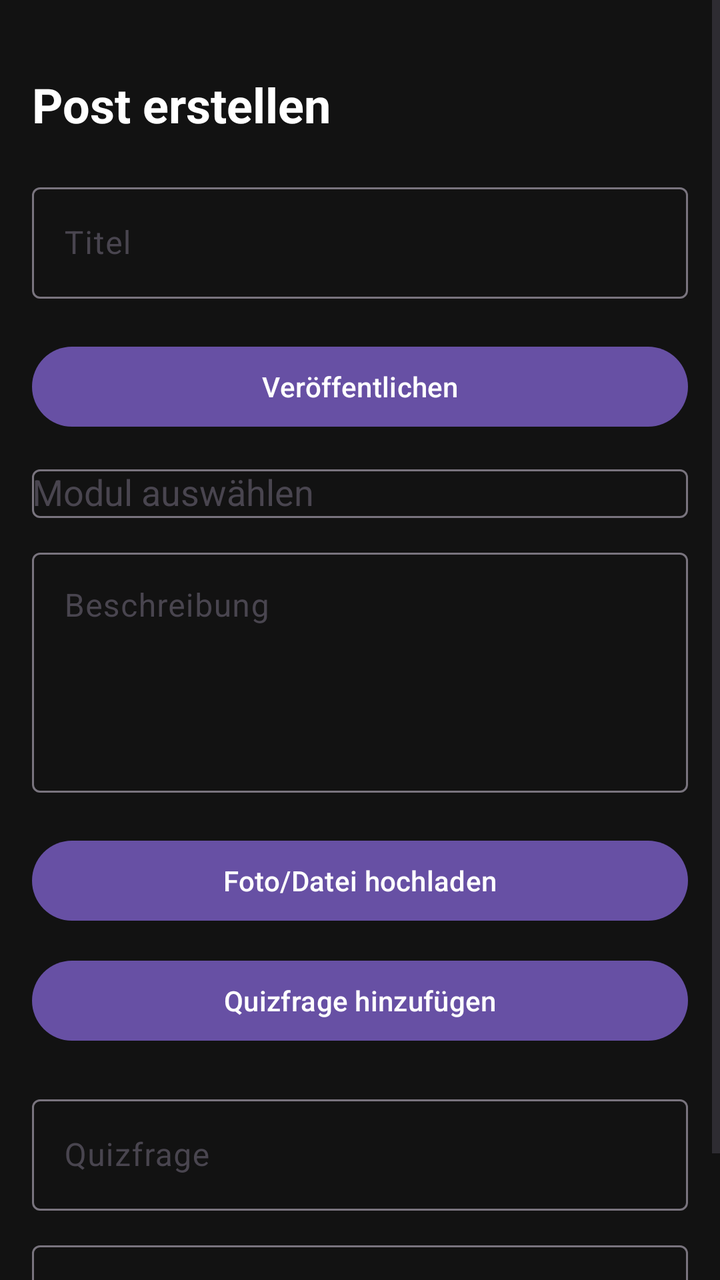
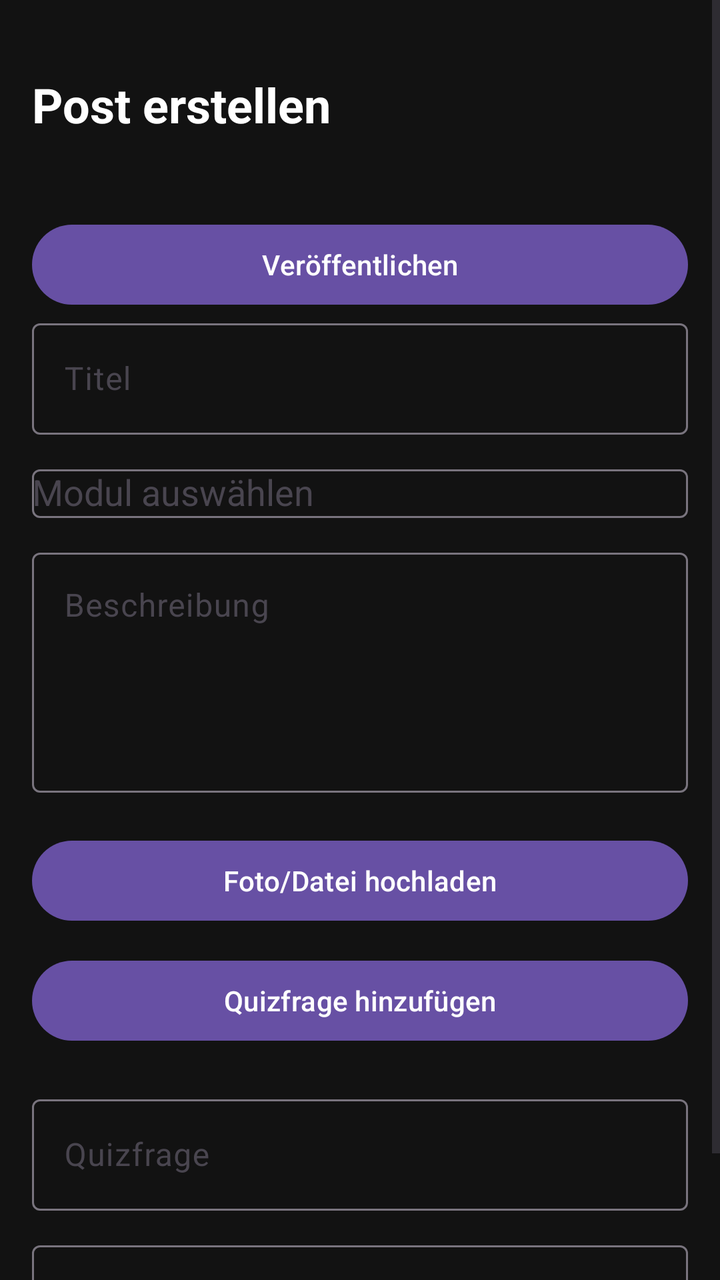

Screens rendered from an Android XML layout before and after an edit, with the pre-edit source and the edit as a unified diff.
<!-- AndroidManifest.xml: application theme Theme.StudyGram -->
<!-- res/layout/fragment_add_post.xml -->
<?xml version="1.0" encoding="utf-8"?>
<ScrollView
    xmlns:android="http://schemas.android.com/apk/res/android"
    xmlns:app="http://schemas.android.com/apk/res-auto"
    android:layout_width="match_parent"
    android:layout_height="match_parent"
    android:fillViewport="true"
    android:background="#121212">

    <LinearLayout
        android:layout_width="match_parent"
        android:layout_height="wrap_content"
        android:orientation="vertical"
        android:padding="16dp"
        android:paddingBottom="120dp">


        <TextView
            android:layout_width="wrap_content"
            android:layout_height="wrap_content"
            android:text="Post erstellen"
            android:textColor="@android:color/white"
            android:textStyle="bold"
            android:textSize="24sp"
            android:layout_marginTop="20dp"
            android:layout_marginBottom="20dp"/>

        <com.google.android.material.textfield.TextInputLayout
            android:layout_width="match_parent"
            android:layout_height="wrap_content">

            <Button
                android:id="@+id/btnPublish"
                android:layout_width="match_parent"
                android:layout_height="wrap_content"
                android:text="Veröffentlichen"
                android:layout_marginTop="20dp"/>

            <com.google.android.material.textfield.TextInputEditText
                android:id="@+id/etTitle"
                android:layout_width="match_parent"
                android:layout_height="wrap_content"
                android:textColor="@android:color/white"
                android:hint="Titel"/>
        </com.google.android.material.textfield.TextInputLayout>

        <com.google.android.material.textfield.TextInputLayout
            android:layout_width="match_parent"
            android:layout_height="wrap_content"
            android:layout_marginTop="12dp">

            <AutoCompleteTextView
                android:id="@+id/actSubject"
                android:layout_width="match_parent"
                android:layout_height="wrap_content"
                android:textColor="@android:color/white"
                android:hint="Modul auswählen"/>
        </com.google.android.material.textfield.TextInputLayout>

        <com.google.android.material.textfield.TextInputLayout
            android:layout_width="match_parent"
            android:layout_height="wrap_content"
            android:layout_marginTop="12dp">

            <com.google.android.material.textfield.TextInputEditText
                android:id="@+id/etDescription"
                android:layout_width="match_parent"
                android:layout_height="120dp"
                android:gravity="top"
                android:hint="Beschreibung"
                android:textColor="@android:color/white"
                android:inputType="textMultiLine"/>
        </com.google.android.material.textfield.TextInputLayout>

        <Button
            android:id="@+id/btnUpload"
            android:layout_width="match_parent"
            android:layout_height="wrap_content"
            android:text="Foto/Datei hochladen"
            android:layout_marginTop="20dp"/>

        <ImageView
            android:id="@+id/imgPreview"
            android:layout_width="match_parent"
            android:layout_height="220dp"
            android:layout_marginTop="12dp"
            android:adjustViewBounds="true"
            android:scaleType="centerCrop"
            android:visibility="gone"/>


        <Button
            android:id="@+id/btnAddQuestion"
            android:layout_width="match_parent"
            android:layout_height="wrap_content"
            android:text="Quizfrage hinzufügen"
            android:layout_marginTop="12dp"/>

        <com.google.android.material.textfield.TextInputLayout
            android:layout_width="match_parent"
            android:layout_height="wrap_content"
            android:layout_marginTop="20dp">

            <com.google.android.material.textfield.TextInputEditText
                android:id="@+id/etQuestion"
                android:layout_width="match_parent"
                android:layout_height="wrap_content"
                android:textColor="@android:color/white"
                android:hint="Quizfrage"/>
        </com.google.android.material.textfield.TextInputLayout>

        <com.google.android.material.textfield.TextInputLayout
            android:layout_width="match_parent"
            android:layout_height="wrap_content"
            android:layout_marginTop="12dp">

            <com.google.android.material.textfield.TextInputEditText
                android:id="@+id/etAnswer"
                android:layout_width="match_parent"
                android:layout_height="wrap_content"
                android:textColor="@android:color/white"
                android:hint="Richtige Antwort"/>
        </com.google.android.material.textfield.TextInputLayout>

        <androidx.recyclerview.widget.RecyclerView
            android:id="@+id/rvQuestions"
            android:layout_width="match_parent"
            android:layout_height="wrap_content"
            android:layout_marginTop="16dp"
            android:nestedScrollingEnabled="false"/>


    </LinearLayout>

</ScrollView>
<!-- resources referenced by this layout -->
<resources>
  <style name="Theme.StudyGram" parent="Base.Theme.StudyGram" />
  <style name="Base.Theme.StudyGram" parent="Theme.Material3.DayNight.NoActionBar">
          
          
      </style>
</resources>

<!-- the commit's change to res/layout/fragment_add_post.xml (unified diff, before → after) -->
@@ -25,16 +25,17 @@
             android:layout_marginTop="20dp"
             android:layout_marginBottom="20dp"/>
 
+        <Button
+            android:id="@+id/btnPublish"
+            android:layout_width="match_parent"
+            android:layout_height="wrap_content"
+            android:text="Veröffentlichen"
+            android:layout_marginTop="20dp"/>
+
         <com.google.android.material.textfield.TextInputLayout
             android:layout_width="match_parent"
             android:layout_height="wrap_content">
 
-            <Button
-                android:id="@+id/btnPublish"
-                android:layout_width="match_parent"
-                android:layout_height="wrap_content"
-                android:text="Veröffentlichen"
-                android:layout_marginTop="20dp"/>
 
             <com.google.android.material.textfield.TextInputEditText
                 android:id="@+id/etTitle"
